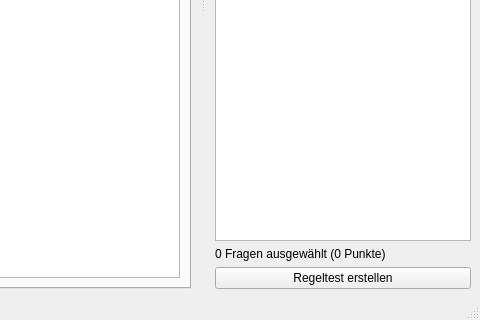
The window that res/mainwindow.ui (jfeil/RegeltestCreator) describes before a commit, drawn with Qt 5; both pictures show x 401 to 881 and y 314 to 634 of the 881 by 634 pixel window.
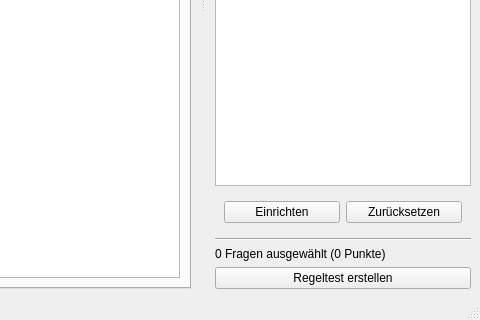
The same window after the commit. Custom widgets are drawn as their Qt base class.

Commit message: Add base Regeltest setup dialog

Diff of the .ui file:
```diff
--- a/res/mainwindow.ui
+++ b/res/mainwindow.ui
@@ -132,6 +132,33 @@
      <item>
       <widget class="RegeltestCreator" name="regeltest_list"/>
      </item>
+     <item>
+      <widget class="QWidget" name="widget" native="true">
+       <layout class="QGridLayout" name="gridLayout">
+        <item row="0" column="0">
+         <widget class="QPushButton" name="add_questionlist">
+          <property name="text">
+           <string>Einrichten</string>
+          </property>
+         </widget>
+        </item>
+        <item row="0" column="1">
+         <widget class="QPushButton" name="clear_questionlist">
+          <property name="text">
+           <string>Zurücksetzen</string>
+          </property>
+         </widget>
+        </item>
+       </layout>
+      </widget>
+     </item>
+     <item>
+      <widget class="Line" name="line">
+       <property name="orientation">
+        <enum>Qt::Horizontal</enum>
+       </property>
+      </widget>
+     </item>
      <item>
       <widget class="QLabel" name="regeltest_stats">
        <property name="text">
```
The commit also changes 5 other files.
